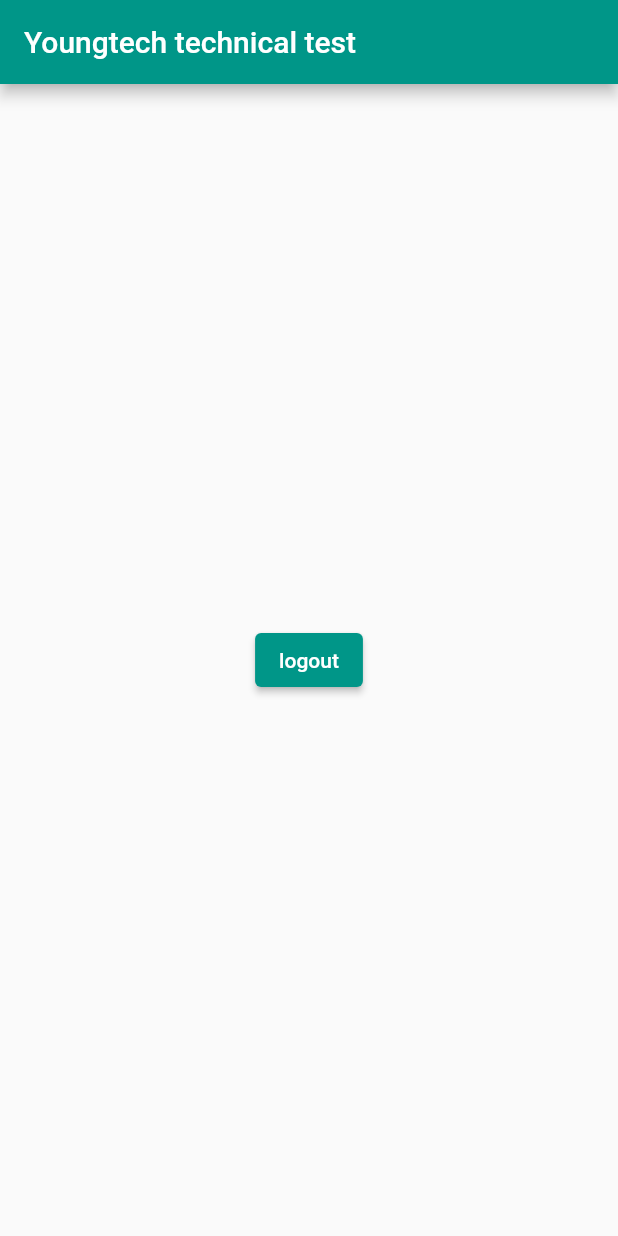
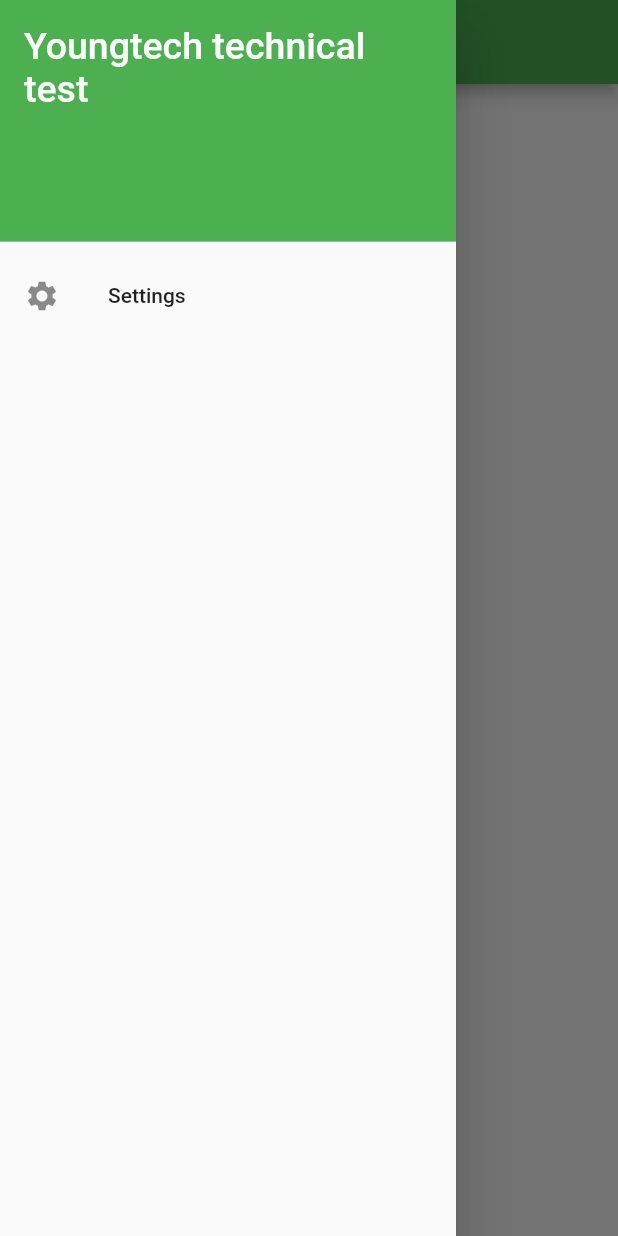
Before and after one commit to erwanepitech/YOUNGTECH-TECHNICAL-TEST, a Flutter app: the MainScreen screen opened directly, with the side drawer open (before the commit the screen has no drawer), on a phone screen of 412 x 824 dp. Run offline on Flutter 3.47's test engine with Material 2 defaults, Android fonts, the phone set to English and light mode, and no system bars; our stand-ins replace shared_preferences; missing offline and left inert: qr_code_scanner; accounts and stored records are empty.

Commit message:
feat: add app drawer & proper settings page

```diff
--- a/lib/main.dart
+++ b/lib/main.dart
@@ -10,7 +10,7 @@ class MyApp extends StatelessWidget {
   Widget build(BuildContext context) {
     return MaterialApp(
       theme: ThemeData(
-        primarySwatch: Colors.teal,
+        primarySwatch: Colors.green,
       ),
       home: HomeScreen(),
     );
--- /dev/null
+++ b/lib/views/drawer_screen.dart
@@ -0,0 +1,32 @@
+import 'package:flutter/material.dart';
+import 'package:youngtech_test/page/settings.dart';
+
+class NavDrawer extends StatelessWidget {
+  @override
+  Widget build(BuildContext context) {
+    return Drawer(
+      child: ListView(
+        padding: EdgeInsets.zero,
+        children: <Widget>[
+          DrawerHeader(
+            child: Text(
+              "Youngtech technical test",
+              style: TextStyle(color: Colors.white, fontSize: 25),
+            ),
+            decoration: BoxDecoration(
+                color: Colors.green,
+            ),
+          ),
+          ListTile(
+            leading: Icon(Icons.settings),
+            title: Text('Settings'),
+            onTap: () => { Navigator.push(
+            context,
+            MaterialPageRoute(builder: (context) => SettingsPage()),
+            )},
+          ),
+        ],
+      ),
+    );
+  }
+}
--- a/lib/views/main_screen.dart
+++ b/lib/views/main_screen.dart
@@ -1,7 +1,8 @@
 import 'package:flutter/material.dart';
 import 'package:http/http.dart' as http;
 import 'package:shared_preferences/shared_preferences.dart';
-import 'package:youngtech_test/views/home_screen.dart';
+import 'package:youngtech_test/views/drawer_screen.dart';
+import 'package:qr_code_scanner/qr_code_scanner.dart';
 
 class MainScreen extends StatefulWidget {
   const MainScreen({Key? key}) : super(key: key);
@@ -29,46 +30,20 @@ class MainScreenState extends State<MainScreen> {
     });
   }
 
-  Future<void> _buildlogout() async {
-    final prefs = await SharedPreferences.getInstance();
-    if (_token != "") {
-      prefs.remove('token');
-      Navigator.push(
-        context,
-        MaterialPageRoute(builder: (context) => const HomeScreen()),
-      );
-    } else {
-      Navigator.push(
-        context,
-        MaterialPageRoute(builder: (context) => const HomeScreen()),
-      );
-    }
-  }
-
-  Widget _logout(BuildContext context) {
-    return ElevatedButton(
-      child: const Text('logout'),
-      onPressed: () {
-        _buildlogout();
-      },
-    );
-  }
-
   @override
   Widget build(BuildContext context) {
     return WillPopScope(
         onWillPop: () async => false,
         child: Scaffold(
+            drawer: NavDrawer(),
             appBar: AppBar(
-              title: Text("Youngtech technical test"),
-              automaticallyImplyLeading: false,
+              //title: Text("Youngtech technical test"),
+              //automaticallyImplyLeading: false,
             ),
             body: Center(
-              child: Column(
-                  mainAxisAlignment: MainAxisAlignment.center,
-                  children: <Widget>[
-                    _logout(context),
-                  ]),
-            )));
+
+            )
+        )
+    );
   }
 }
--- a/pubspec.yaml
+++ b/pubspec.yaml
@@ -30,6 +30,8 @@ environment:
 # versions available, run `flutter pub outdated`.
 dependencies:
   http: ^0.13.5
+  qr_flutter: ^4.0.0
+  qr_code_scanner: ^1.0.1
   shared_preferences: ^2.0.16
   flutter:
     sdk: flutter
```
Also changed, not shown: lib/page/settings.dart (added, +67 -0 lines), pubspec.lock, 2 other files.
